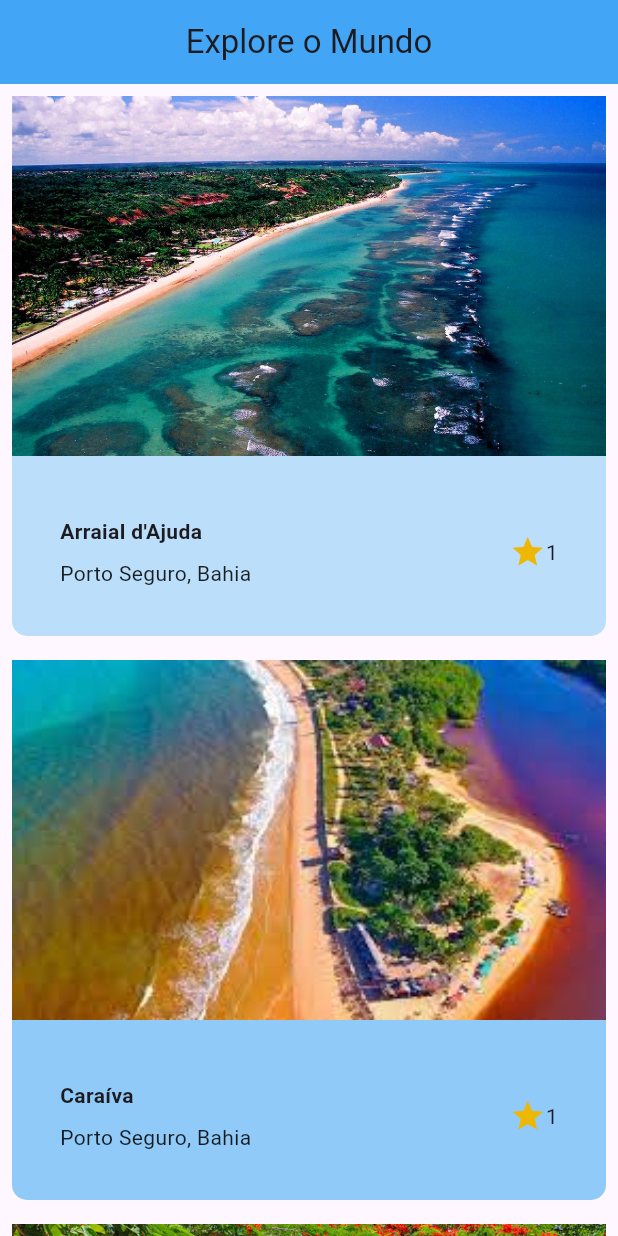
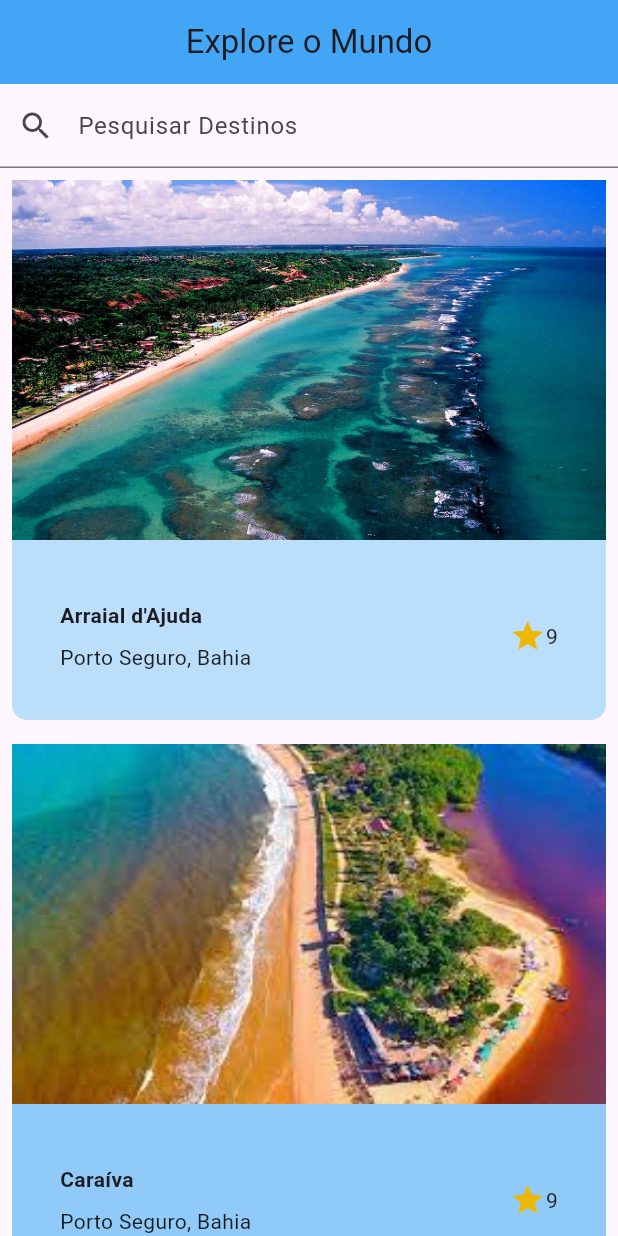
Before and after one commit to Axemay/explore_mundo, a Flutter app: the screen it shows after launch, on a phone screen of 412 x 824 dp. Run offline on Flutter 3.47's test engine with Material 3 defaults, Android fonts, the phone set to English and light mode, and no system bars.

Commit message:
incluindo barra de busca

```diff
--- a/lib/destino.dart
+++ b/lib/destino.dart
@@ -100,28 +100,61 @@ class _DestinoItemState extends State<DestinoItem> {
   }
 }
 
-class DestinoItemList extends StatelessWidget {
+class DestinoItemList extends StatefulWidget {
+  @override
+  _DestinoItemListState createState() => _DestinoItemListState();
+}
+
+class _DestinoItemListState extends State<DestinoItemList> {
+  TextEditingController searchController = TextEditingController();
+  List<Destino> filteredDestinos = destinos;
+
   @override
   Widget build(BuildContext context) {
-    return ListView.builder(
+    return Column(
+      children: [
+        TextField(
+          controller: searchController,
+          onChanged: (value) {
+            setState(() {
+              filteredDestinos = destinos
+                  .where((destino) =>
+                      destino.nome.toLowerCase().contains(value.toLowerCase()))
+                  .toList();
+            });
+          },
+          decoration: InputDecoration(
+            labelText: 'Pesquisar Destinos',
+            prefixIcon: Icon(Icons.search),
+          ),
+        ),
+        Expanded(
+          child: ListView.builder(
             scrollDirection: Axis.vertical,
-      itemCount: destinos.length,
+            itemCount: filteredDestinos.length,
             itemBuilder: (context, index) {
-
-        Color backgroundColor = index % 2 == 0 ? Colors.blue[100]! : Colors.blue[200]!;
+              Color backgroundColor =
+                  index % 2 == 0 ? Colors.blue[100]! : Colors.blue[200]!;
 
               return Padding(
                 padding: const EdgeInsets.all(8.0),
-          child: DestinoItem(destino: destinos[index], backgroundColor: backgroundColor),
+                child: DestinoItem(
+                  destino: filteredDestinos[index],
+                  backgroundColor: backgroundColor,
+                ),
               );
             },
+          ),
+        ),
+      ],
     );
   }
 }
 
+
 int gerarNumeroRandomico() {
   Random random = Random();
-  int numeroRandomico = random.nextInt(10) + 1;
+  int numeroRandomico = random.nextInt(6) + 5;
   return numeroRandomico;
 }
 
--- a/lib/main.dart
+++ b/lib/main.dart
@@ -20,6 +20,7 @@ class MyApp extends StatelessWidget {
         ),
         body: SafeArea(
           child: DestinoItemList(),
+
         ),
       ),
     );
--- a/pubspec.yaml
+++ b/pubspec.yaml
@@ -31,7 +31,7 @@ dependencies:
   flutter:
     sdk: flutter
   url_launcher: ^6.0.10
-
+  # provider: ^6.2.1
   # The following adds the Cupertino Icons font to your application.
   # Use with the CupertinoIcons class for iOS style icons.
   cupertino_icons: ^1.0.2
```
Lines whose indentation alone changed are shown as unchanged.
